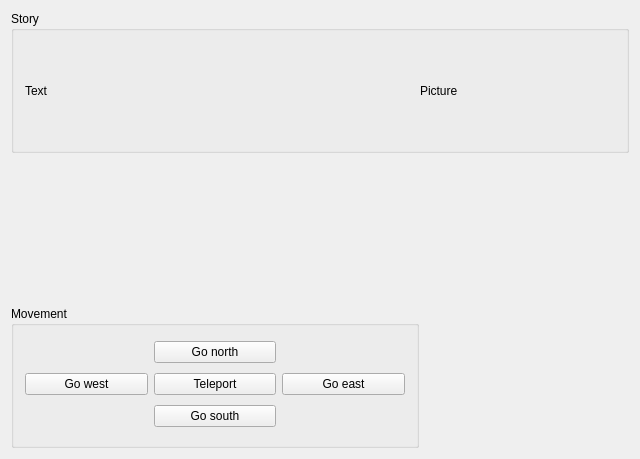
First picture: the form in ZorkGUI/GameView/mainwindow.ui, repository Stephan1994/zork, before the edit.
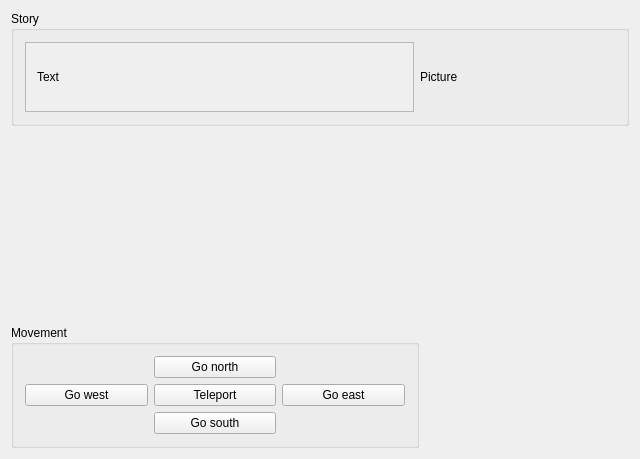
Second picture: the form after the edit. Icons and pictures are not drawn.

Patch:
```diff
--- a/ZorkGUI/GameView/mainwindow.ui
+++ b/ZorkGUI/GameView/mainwindow.ui
@@ -31,7 +31,7 @@
       <property name="sizePolicy">
        <sizepolicy hsizetype="Preferred" vsizetype="Preferred">
         <horstretch>0</horstretch>
-        <verstretch>0</verstretch>
+        <verstretch>1</verstretch>
        </sizepolicy>
       </property>
       <property name="title">
@@ -81,31 +81,18 @@
       <property name="sizePolicy">
        <sizepolicy hsizetype="Preferred" vsizetype="Preferred">
         <horstretch>0</horstretch>
-        <verstretch>0</verstretch>
+        <verstretch>1</verstretch>
        </sizepolicy>
       </property>
       <property name="title">
        <string>Story</string>
       </property>
       <layout class="QGridLayout" name="gridLayout_2">
-       <item row="0" column="0" colspan="2">
-        <widget class="QLabel" name="storyText">
-         <property name="sizePolicy">
-          <sizepolicy hsizetype="Preferred" vsizetype="Preferred">
-           <horstretch>0</horstretch>
-           <verstretch>0</verstretch>
-          </sizepolicy>
-         </property>
-         <property name="text">
-          <string>Text</string>
-         </property>
-        </widget>
-       </item>
-       <item row="0" column="2">
+       <item row="0" column="1">
         <widget class="QLabel" name="storyPic">
          <property name="sizePolicy">
           <sizepolicy hsizetype="Preferred" vsizetype="Preferred">
-           <horstretch>0</horstretch>
+           <horstretch>1</horstretch>
            <verstretch>0</verstretch>
           </sizepolicy>
          </property>
@@ -117,11 +104,59 @@
          </property>
         </widget>
        </item>
+       <item row="0" column="0">
+        <widget class="QScrollArea" name="scrollArea">
+         <property name="sizePolicy">
+          <sizepolicy hsizetype="Expanding" vsizetype="Expanding">
+           <horstretch>2</horstretch>
+           <verstretch>0</verstretch>
+          </sizepolicy>
+         </property>
+         <property name="widgetResizable">
+          <bool>true</bool>
+         </property>
+         <widget class="QWidget" name="scrollAreaWidgetContents">
+          <property name="geometry">
+           <rect>
+            <x>0</x>
+            <y>0</y>
+            <width>395</width>
+            <height>70</height>
+           </rect>
+          </property>
+          <layout class="QHBoxLayout" name="horizontalLayout">
+           <item>
+            <widget class="QLabel" name="storyText">
+             <property name="sizePolicy">
+              <sizepolicy hsizetype="Preferred" vsizetype="Preferred">
+               <horstretch>0</horstretch>
+               <verstretch>0</verstretch>
+              </sizepolicy>
+             </property>
+             <property name="text">
+              <string>Text</string>
+             </property>
+             <property name="wordWrap">
+              <bool>true</bool>
+             </property>
+            </widget>
+           </item>
+          </layout>
+         </widget>
+        </widget>
+       </item>
       </layout>
      </widget>
     </item>
     <item row="1" column="0" colspan="2">
-     <widget class="QWidget" name="widget" native="true"/>
+     <widget class="QWidget" name="widget" native="true">
+      <property name="sizePolicy">
+       <sizepolicy hsizetype="Preferred" vsizetype="Preferred">
+        <horstretch>0</horstretch>
+        <verstretch>2</verstretch>
+       </sizepolicy>
+      </property>
+     </widget>
     </item>
    </layout>
   </widget>
```
